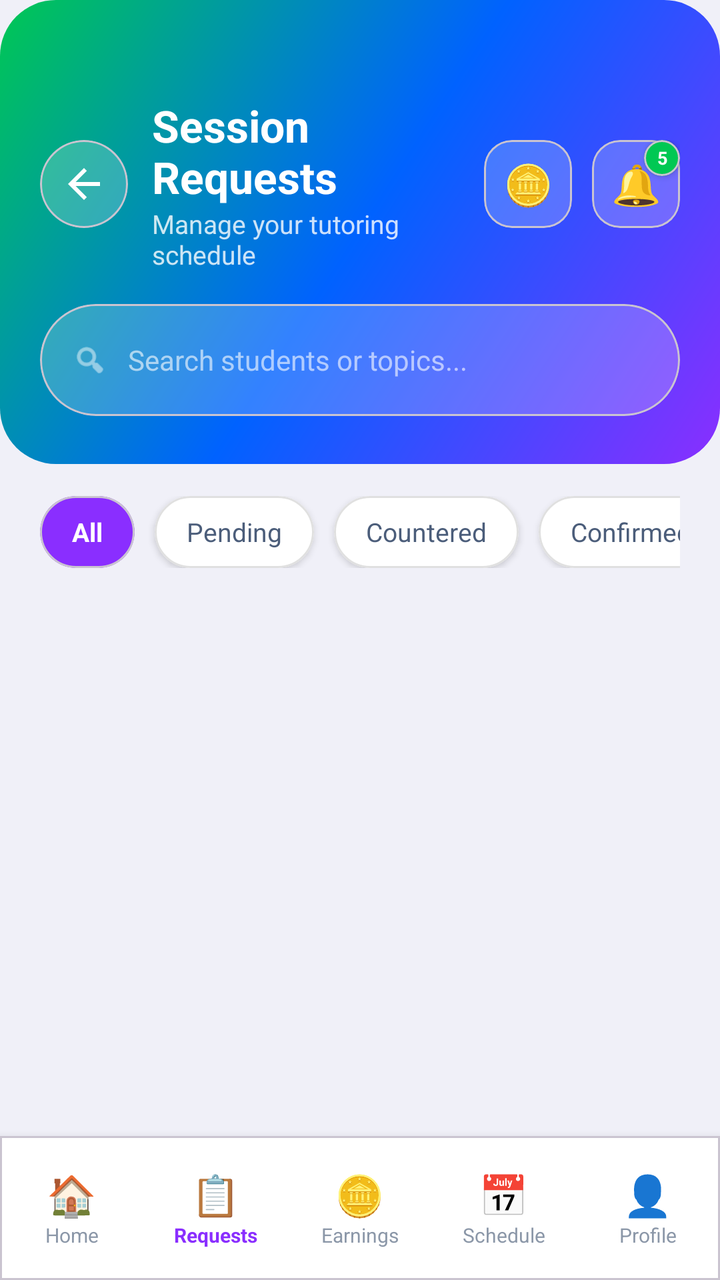
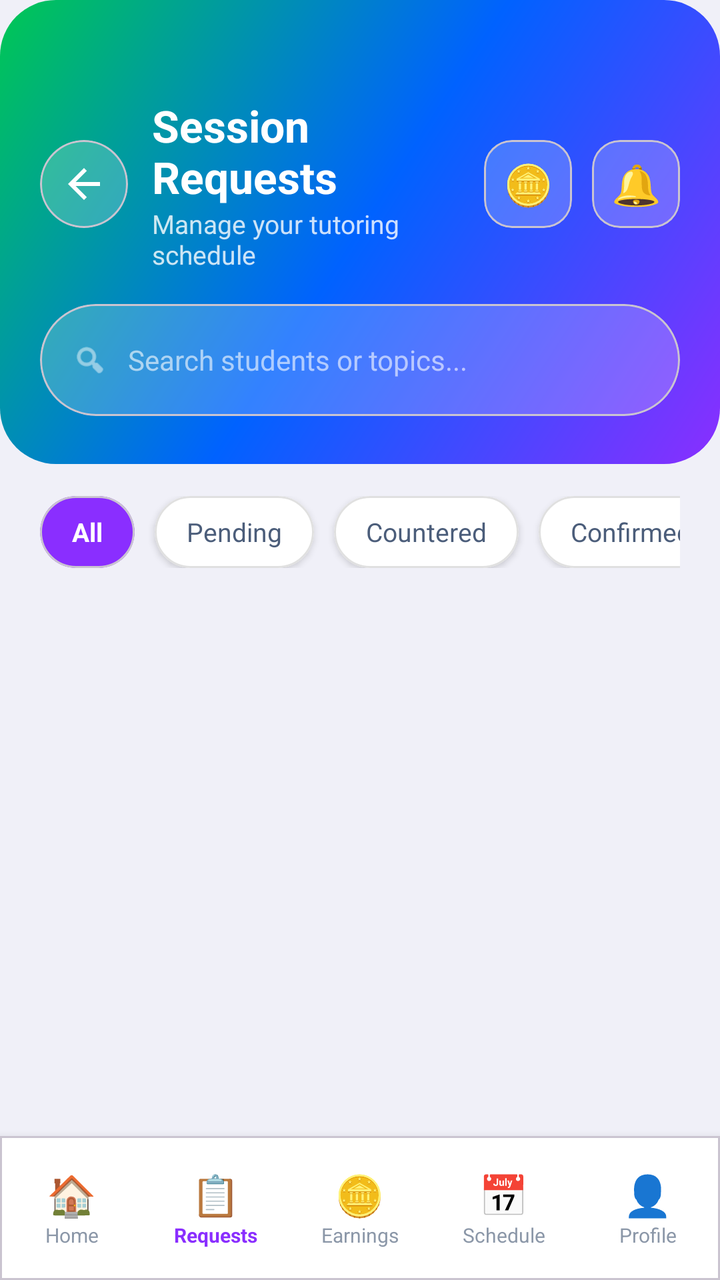

An Android layout rendered at two revisions. The XML below is the earlier revision; the diff shows what the commit changed to produce the second picture.
<!-- AndroidManifest.xml: application theme Theme.PeerTutoringApollo -->
<!-- res/layout/activity_tutor_requests.xml -->
<?xml version="1.0" encoding="utf-8"?>
<LinearLayout xmlns:android="http://schemas.android.com/apk/res/android"
    xmlns:app="http://schemas.android.com/apk/res-auto"
    android:layout_width="match_parent"
    android:layout_height="match_parent"
    android:orientation="vertical"
    android:background="#F0F0F8">

    
    <LinearLayout
        android:layout_width="match_parent"
        android:layout_height="wrap_content"
        android:orientation="vertical"
        android:background="@drawable/bg_button_gradient"
        android:paddingTop="48dp"
        android:paddingBottom="24dp"
        android:paddingHorizontal="20dp">

        
        <LinearLayout
            android:layout_width="match_parent"
            android:layout_height="wrap_content"
            android:orientation="horizontal"
            android:gravity="center_vertical"
            android:layout_marginBottom="16dp">

            <com.google.android.material.card.MaterialCardView
                android:layout_width="44dp" android:layout_height="44dp"
                android:layout_marginEnd="12dp"
                app:cardCornerRadius="22dp" app:cardBackgroundColor="#33FFFFFF"
                app:cardElevation="0dp">
                <ImageButton android:id="@+id/btnBack"
                    android:layout_width="match_parent" android:layout_height="match_parent"
                    android:background="@android:color/transparent"
                    android:src="@drawable/ic_arrow_back"
                    app:tint="#FFFFFF" android:contentDescription="Back"/>
            </com.google.android.material.card.MaterialCardView>

            <LinearLayout
                android:layout_width="0dp"
                android:layout_height="wrap_content"
                android:layout_weight="1"
                android:orientation="vertical">

                <TextView
                    android:layout_width="wrap_content"
                    android:layout_height="wrap_content"
                    android:text="Session Requests"
                    android:textColor="#FFFFFF"
                    android:textSize="22sp"
                    android:textStyle="bold" />

                <TextView
                    android:layout_width="wrap_content"
                    android:layout_height="wrap_content"
                    android:text="Manage your tutoring schedule"
                    android:textColor="#CCFFFFFF"
                    android:textSize="13sp" />
            </LinearLayout>

            
            <com.google.android.material.card.MaterialCardView
                android:id="@+id/btnOpenEarnings"
                android:layout_width="44dp"
                android:layout_height="44dp"
                android:layout_marginEnd="10dp"
                app:cardCornerRadius="14dp"
                app:cardBackgroundColor="#33FFFFFF"
                app:cardElevation="0dp"
                android:clickable="true"
                android:focusable="true">
                <TextView
                    android:layout_width="match_parent"
                    android:layout_height="match_parent"
                    android:gravity="center"
                    android:text="🪙"
                    android:textSize="20sp" />
            </com.google.android.material.card.MaterialCardView>

            <FrameLayout
                android:layout_width="44dp"
                android:layout_height="44dp">

                <com.google.android.material.card.MaterialCardView
                    android:layout_width="44dp"
                    android:layout_height="44dp"
                    app:cardCornerRadius="14dp"
                    app:cardBackgroundColor="#33FFFFFF"
                    app:cardElevation="0dp">
                    <TextView
                        android:layout_width="match_parent"
                        android:layout_height="match_parent"
                        android:gravity="center"
                        android:text="🔔"
                        android:textSize="20sp" />
                </com.google.android.material.card.MaterialCardView>

                
                <com.google.android.material.card.MaterialCardView
                    android:id="@+id/cardNotifBadge"
                    android:layout_width="18dp"
                    android:layout_height="18dp"
                    android:layout_gravity="top|end"
                    app:cardCornerRadius="9dp"
                    app:cardBackgroundColor="#00C853"
                    app:cardElevation="2dp">
                    <TextView
                        android:id="@+id/tvNotifCount"
                        android:layout_width="match_parent"
                        android:layout_height="match_parent"
                        android:gravity="center"
                        android:text="5"
                        android:textColor="#FFFFFF"
                        android:textSize="9sp"
                        android:textStyle="bold" />
                </com.google.android.material.card.MaterialCardView>
            </FrameLayout>
        </LinearLayout>

        
        <com.google.android.material.card.MaterialCardView
            android:layout_width="match_parent"
            android:layout_height="wrap_content"
            app:cardCornerRadius="28dp"
            app:cardBackgroundColor="#33FFFFFF"
            app:cardElevation="0dp">
            <LinearLayout
                android:layout_width="match_parent"
                android:layout_height="wrap_content"
                android:orientation="horizontal"
                android:gravity="center_vertical"
                android:paddingHorizontal="16dp"
                android:paddingVertical="4dp">
                <ImageView
                    android:layout_width="18dp"
                    android:layout_height="18dp"
                    android:src="@android:drawable/ic_menu_search"
                    app:tint="#CCFFFFFF"
                    android:layout_marginEnd="10dp" />
                <EditText
                    android:id="@+id/etSearch"
                    android:layout_width="match_parent"
                    android:layout_height="48dp"
                    android:hint="Search students or topics..."
                    android:textColorHint="#99FFFFFF"
                    android:textColor="#FFFFFF"
                    android:textSize="14sp"
                    android:background="@null"
                    android:inputType="text" />
            </LinearLayout>
        </com.google.android.material.card.MaterialCardView>
    </LinearLayout>

    
    <HorizontalScrollView
        android:layout_width="match_parent"
        android:layout_height="wrap_content"
        android:scrollbars="none"
        android:paddingHorizontal="20dp"
        android:paddingTop="16dp"
        android:paddingBottom="8dp">

        <LinearLayout
            android:layout_width="wrap_content"
            android:layout_height="wrap_content"
            android:orientation="horizontal">

            <com.google.android.material.card.MaterialCardView
                android:id="@+id/chipAll"
                android:layout_width="wrap_content"
                android:layout_height="36dp"
                android:layout_marginEnd="10dp"
                app:cardCornerRadius="18dp"
                app:cardBackgroundColor="#8A2EFF"
                app:cardElevation="0dp">
                <TextView
                    android:layout_width="wrap_content"
                    android:layout_height="match_parent"
                    android:gravity="center"
                    android:paddingHorizontal="16dp"
                    android:text="All"
                    android:textColor="#FFFFFF"
                    android:textSize="13sp"
                    android:textStyle="bold" />
            </com.google.android.material.card.MaterialCardView>

            <com.google.android.material.card.MaterialCardView
                android:id="@+id/chipPending"
                android:layout_width="wrap_content"
                android:layout_height="36dp"
                android:layout_marginEnd="10dp"
                app:cardCornerRadius="18dp"
                app:cardBackgroundColor="#FFFFFF"
                app:cardElevation="2dp"
                app:strokeColor="#E0E0E0"
                app:strokeWidth="1dp">
                <TextView
                    android:layout_width="wrap_content"
                    android:layout_height="match_parent"
                    android:gravity="center"
                    android:paddingHorizontal="16dp"
                    android:text="Pending"
                    android:textColor="#4B5D7A"
                    android:textSize="13sp" />
            </com.google.android.material.card.MaterialCardView>

            <com.google.android.material.card.MaterialCardView
                android:id="@+id/chipCountered"
                android:layout_width="wrap_content"
                android:layout_height="36dp"
                android:layout_marginEnd="10dp"
                app:cardCornerRadius="18dp"
                app:cardBackgroundColor="#FFFFFF"
                app:cardElevation="2dp"
                app:strokeColor="#E0E0E0"
                app:strokeWidth="1dp">
                <TextView
                    android:layout_width="wrap_content"
                    android:layout_height="match_parent"
                    android:gravity="center"
                    android:paddingHorizontal="16dp"
                    android:text="Countered"
                    android:textColor="#4B5D7A"
                    android:textSize="13sp" />
            </com.google.android.material.card.MaterialCardView>

            <com.google.android.material.card.MaterialCardView
                android:id="@+id/chipConfirmed"
                android:layout_width="wrap_content"
                android:layout_height="36dp"
                android:layout_marginEnd="10dp"
                app:cardCornerRadius="18dp"
                app:cardBackgroundColor="#FFFFFF"
                app:cardElevation="2dp"
                app:strokeColor="#E0E0E0"
                app:strokeWidth="1dp">
                <TextView
                    android:layout_width="wrap_content"
                    android:layout_height="match_parent"
                    android:gravity="center"
                    android:paddingHorizontal="16dp"
                    android:text="Confirmed"
                    android:textColor="#4B5D7A"
                    android:textSize="13sp" />
            </com.google.android.material.card.MaterialCardView>

            <com.google.android.material.card.MaterialCardView
                android:id="@+id/chipCompleted"
                android:layout_width="wrap_content"
                android:layout_height="36dp"
                android:layout_marginEnd="10dp"
                app:cardCornerRadius="18dp"
                app:cardBackgroundColor="#FFFFFF"
                app:cardElevation="2dp"
                app:strokeColor="#E0E0E0"
                app:strokeWidth="1dp">
                <TextView
                    android:layout_width="wrap_content"
                    android:layout_height="match_parent"
                    android:gravity="center"
                    android:paddingHorizontal="16dp"
                    android:text="Completed"
                    android:textColor="#4B5D7A"
                    android:textSize="13sp" />
            </com.google.android.material.card.MaterialCardView>

            <com.google.android.material.card.MaterialCardView
                android:id="@+id/chipCancelled"
                android:layout_width="wrap_content"
                android:layout_height="36dp"
                app:cardCornerRadius="18dp"
                app:cardBackgroundColor="#FFFFFF"
                app:cardElevation="2dp"
                app:strokeColor="#E0E0E0"
                app:strokeWidth="1dp">
                <TextView
                    android:layout_width="wrap_content"
                    android:layout_height="match_parent"
                    android:gravity="center"
                    android:paddingHorizontal="16dp"
                    android:text="Cancelled"
                    android:textColor="#4B5D7A"
                    android:textSize="13sp" />
            </com.google.android.material.card.MaterialCardView>
        </LinearLayout>
    </HorizontalScrollView>

    
    <ScrollView
        android:layout_width="match_parent"
        android:layout_height="0dp"
        android:layout_weight="1"
        android:fillViewport="true">

        <LinearLayout
            android:id="@+id/layoutRequestList"
            android:layout_width="match_parent"
            android:layout_height="wrap_content"
            android:orientation="vertical"
            android:paddingHorizontal="20dp"
            android:paddingTop="8dp"
            android:paddingBottom="24dp" />
    </ScrollView>


    
    <com.google.android.material.card.MaterialCardView
        android:layout_width="match_parent"
        android:layout_height="72dp"
        app:cardCornerRadius="0dp"
        app:cardBackgroundColor="#FFFFFF"
        app:cardElevation="8dp">

        <LinearLayout
            android:layout_width="match_parent"
            android:layout_height="match_parent"
            android:orientation="horizontal">

            <LinearLayout android:id="@+id/navHome"
                android:layout_width="0dp" android:layout_height="match_parent"
                android:layout_weight="1" android:orientation="vertical"
                android:gravity="center" android:clickable="true" android:focusable="true">
                <TextView android:layout_width="wrap_content" android:layout_height="wrap_content"
                    android:text="🏠" android:textSize="20sp" android:gravity="center"/>
                <TextView android:layout_width="wrap_content" android:layout_height="wrap_content"
                    android:text="Home" android:textSize="10sp" android:textColor="#8B97A8"/>
            </LinearLayout>

            <LinearLayout android:id="@+id/navRequests"
                android:layout_width="0dp" android:layout_height="match_parent"
                android:layout_weight="1" android:orientation="vertical"
                android:gravity="center" android:clickable="true" android:focusable="true">
                <TextView android:layout_width="wrap_content" android:layout_height="wrap_content"
                    android:text="📋" android:textSize="20sp" android:gravity="center"/>
                <TextView android:layout_width="wrap_content" android:layout_height="wrap_content"
                    android:text="Requests" android:textSize="10sp" android:textColor="#8A2EFF"
                    android:textStyle="bold"/>
            </LinearLayout>

            <LinearLayout android:id="@+id/navEarnings"
                android:layout_width="0dp" android:layout_height="match_parent"
                android:layout_weight="1" android:orientation="vertical"
                android:gravity="center" android:clickable="true" android:focusable="true">
                <TextView android:layout_width="wrap_content" android:layout_height="wrap_content"
                    android:text="🪙" android:textSize="20sp" android:gravity="center"/>
                <TextView android:layout_width="wrap_content" android:layout_height="wrap_content"
                    android:text="Earnings" android:textSize="10sp" android:textColor="#8B97A8"/>
            </LinearLayout>

            <LinearLayout android:id="@+id/navAvailability"
                android:layout_width="0dp" android:layout_height="match_parent"
                android:layout_weight="1" android:orientation="vertical"
                android:gravity="center" android:clickable="true" android:focusable="true">
                <TextView android:layout_width="wrap_content" android:layout_height="wrap_content"
                    android:text="📅" android:textSize="20sp" android:gravity="center"/>
                <TextView android:layout_width="wrap_content" android:layout_height="wrap_content"
                    android:text="Schedule" android:textSize="10sp" android:textColor="#8B97A8"/>
            </LinearLayout>

            <LinearLayout android:id="@+id/navProfile"
                android:layout_width="0dp" android:layout_height="match_parent"
                android:layout_weight="1" android:orientation="vertical"
                android:gravity="center" android:clickable="true" android:focusable="true">
                <TextView android:layout_width="wrap_content" android:layout_height="wrap_content"
                    android:text="👤" android:textSize="20sp" android:gravity="center"/>
                <TextView android:layout_width="wrap_content" android:layout_height="wrap_content"
                    android:text="Profile" android:textSize="10sp" android:textColor="#8B97A8"/>
            </LinearLayout>

        </LinearLayout>
    </com.google.android.material.card.MaterialCardView>

</LinearLayout>
<!-- resources referenced by this layout -->
<resources>
  <!-- drawable bg_button_gradient (drawable) -->
  <?xml version="1.0" encoding="utf-8"?>
  <shape xmlns:android="http://schemas.android.com/apk/res/android">
      <gradient
          android:startColor="#8A2EFF"
          android:centerColor="#0062FF"
          android:endColor="#00C853"
          android:angle="135" />
      <corners android:radius="28dp" />
  </shape>
  <!-- drawable ic_arrow_back (drawable) -->
  <vector xmlns:android="http://schemas.android.com/apk/res/android"
      android:width="24dp"
      android:height="24dp"
      android:viewportWidth="24"
      android:viewportHeight="24">
      <path
          android:fillColor="@android:color/white"
          android:pathData="M20,11H7.83l5.59,-5.59L12,4l-8,8 8,8 1.41,-1.41L7.83,13H20v-2z"/>
  </vector>
  <style name="Theme.PeerTutoringApollo" parent="Base.Theme.PeerTutoringApollo" />
  <style name="Base.Theme.PeerTutoringApollo" parent="Theme.Material3.DayNight.NoActionBar">
          
          
      </style>
</resources>

<!-- the commit's change to res/layout/activity_tutor_requests.xml (unified diff, before → after) -->
@@ -101,6 +101,7 @@
                     android:layout_width="18dp"
                     android:layout_height="18dp"
                     android:layout_gravity="top|end"
+                    android:visibility="gone"
                     app:cardCornerRadius="9dp"
                     app:cardBackgroundColor="#00C853"
                     app:cardElevation="2dp">
@@ -109,7 +110,7 @@
                         android:layout_width="match_parent"
                         android:layout_height="match_parent"
                         android:gravity="center"
-                        android:text="5"
+                        android:text=""
                         android:textColor="#FFFFFF"
                         android:textSize="9sp"
                         android:textStyle="bold" />
<!-- resource entries referenced after the edit -->
@@ -21,7 +21,7 @@
           android:pathData="M20,11H7.83l5.59,-5.59L12,4l-8,8 8,8 1.41,-1.41L7.83,13H20v-2z"/>
   </vector>
   <style name="Theme.PeerTutoringApollo" parent="Base.Theme.PeerTutoringApollo" />
-  <style name="Base.Theme.PeerTutoringApollo" parent="Theme.Material3.DayNight.NoActionBar">
+  <style name="Base.Theme.PeerTutoringApollo" parent="Theme.Material3.Light.NoActionBar">
           
           
       </style>
